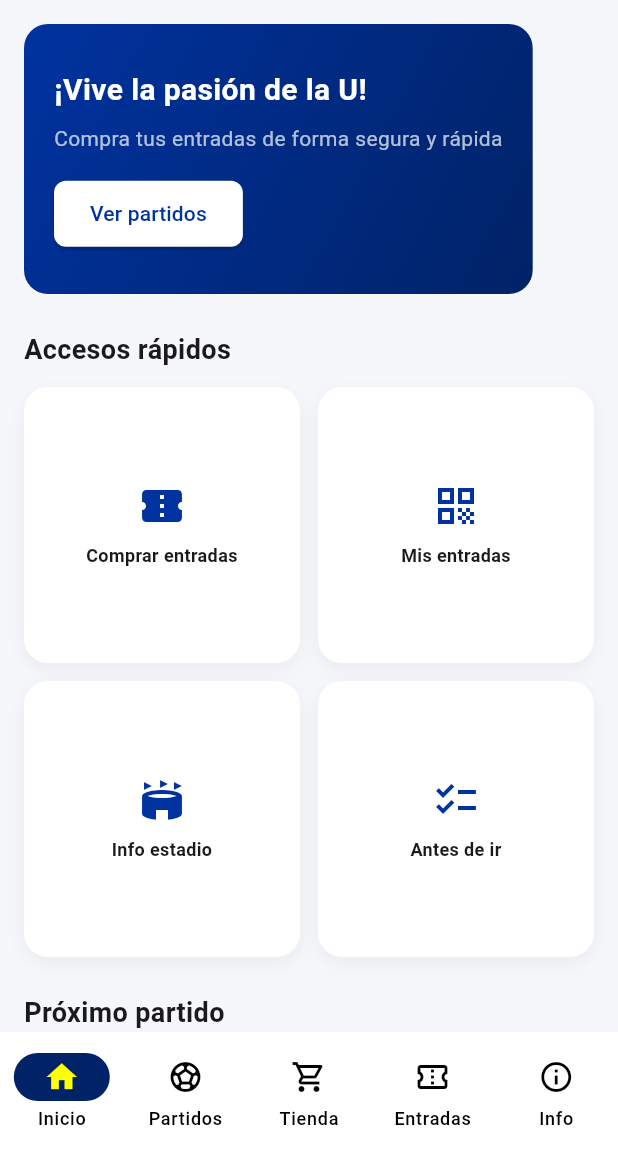
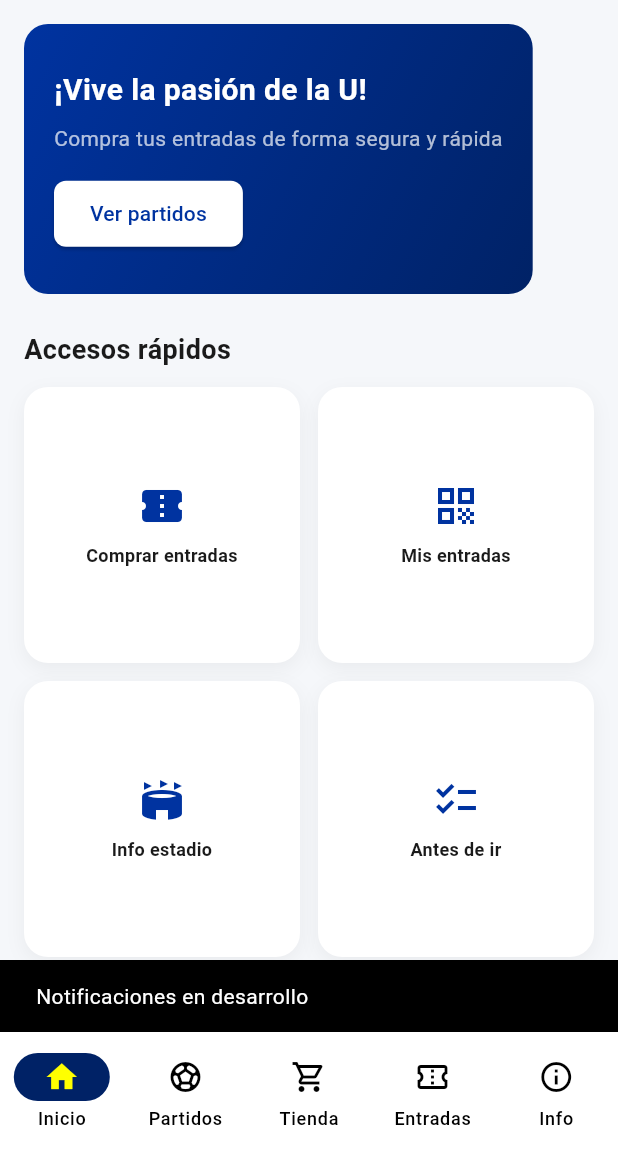
Before and after one commit to jjoseandrees/azulpass, a Flutter app: the screen it shows after launch, after a tap on the "notifications" icon, on a phone screen of 412 x 824 dp, the part 84-1236 px from its top. Run offline on Flutter 3.47's test engine with Material 3 defaults, Android fonts, the phone set to English and light mode, and no system bars; our stand-ins replace equatable, flutter_riverpod, get_it, go_router, injectable, riverpod_annotation; generated files the repository leaves out were written again.

Commit message:
feat: connect Home screen next match card to real matchesProvider data

```diff
--- a/azul_pass/lib/presentation/features/home/view/home_screen.dart
+++ b/azul_pass/lib/presentation/features/home/view/home_screen.dart
@@ -1,13 +1,18 @@
 import 'package:flutter/material.dart';
+import 'package:flutter_riverpod/flutter_riverpod.dart';
 import 'package:go_router/go_router.dart';
 import '../../../shared/widgets/quick_access_card.dart';
 import '../../../../core/theme/app_colors.dart';
+import '../../matches/viewmodel/matches_viewmodel.dart';
 
-class HomeScreen extends StatelessWidget {
+class HomeScreen extends ConsumerWidget {
   const HomeScreen({super.key});
 
   @override
-  Widget build(BuildContext context) {
+  Widget build(BuildContext context, WidgetRef ref) {
+
+    final matchesAsync = ref.watch(matchesProvider);
+
     return Scaffold(
       appBar: AppBar(
         title: const Text(
@@ -18,6 +23,9 @@ class HomeScreen extends StatelessWidget {
           IconButton(
             icon: const Icon(Icons.notifications_outlined),
             onPressed: () {
+              ScaffoldMessenger.of(context).showSnackBar(
+                const SnackBar(content: Text('Notificaciones en desarrollo')),
+              );
             },
           ),
         ],
@@ -27,34 +35,35 @@ class HomeScreen extends StatelessWidget {
         child: Column(
           crossAxisAlignment: CrossAxisAlignment.start,
           children: [
-            // Banner destacado
             _buildBanner(context),
             const SizedBox(height: 24),
-
-            // Accesos rápidos
-            const Text(
-              'Accesos rápidos',
-              style: TextStyle(
-                fontSize: 18,
-                fontWeight: FontWeight.bold,
-                color: AppColors.textPrimary,
-              ),
-            ),
+            const Text('Accesos rápidos', style: TextStyle(fontSize: 18, fontWeight: FontWeight.bold, color: AppColors.textPrimary),),
             const SizedBox(height: 12),
             _buildQuickAccessGrid(context),
             const SizedBox(height: 24),
 
-            // Próximo partido destacado
-            const Text(
-              'Próximo partido',
-              style: TextStyle(
-                fontSize: 18,
-                fontWeight: FontWeight.bold,
-                color: AppColors.textPrimary,
+            const Text('Próximo partido', style: TextStyle(fontSize: 18, fontWeight: FontWeight.bold, color: AppColors.textPrimary),),
+            const SizedBox(height: 12),
+
+            matchesAsync.when(
+              loading: () => const Center(
+                child: Padding(
+                  padding: EdgeInsets.all(32.0),
+                  child: CircularProgressIndicator(color: AppColors.primaryBlue,),
                 ),
               ),
-            const SizedBox(height: 12),
-            _buildNextMatchCard(context),
+              error: (err, _) => Container(
+                padding: const EdgeInsets.all(16),
+                decoration: BoxDecoration(color: AppColors.error.withValues(alpha: 0.1), borderRadius: BorderRadius.circular(12)),
+                child: Text('Error al cargar próximos partidos: $err', style: const TextStyle(color: AppColors.error)),
+              ),
+              data: (matches){
+                if (matches.isEmpty){
+                  return const _EmptyMatchesCard();
+                }
+                return _buildNextMatchCard(context, matches.first);
+              },
+            ),
           ],
         ),
       ),
@@ -140,18 +149,20 @@ class HomeScreen extends StatelessWidget {
     );
   }
 
-  Widget _buildNextMatchCard(BuildContext context) {
-    return Container(
+  // Cambia la firma para recibir el MatchEntity
+  Widget _buildNextMatchCard(BuildContext context, dynamic match) {
+    // Formateamos la fecha de forma elegante
+    final dateStr = '${match.matchDate.day} Oct ${match.matchDate.year} - ${match.matchDate.hour.toString().padLeft(2, '0')}:${match.matchDate.minute.toString().padLeft(2, '0')}';
+
+    return GestureDetector(
+      onTap: () => context.go('/partidos/${match.id}'),
+      child: Container(
         padding: const EdgeInsets.all(16),
         decoration: BoxDecoration(
           color: AppColors.surface,
           borderRadius: BorderRadius.circular(12),
           boxShadow: [
-          BoxShadow(
-            color: Colors.black.withValues(alpha: 0.05),
-            blurRadius: 10,
-            offset: const Offset(0, 4),
-          ),
+            BoxShadow(color: Colors.black.withValues(alpha: 0.05), blurRadius: 10, offset: const Offset(0, 4)),
           ],
         ),
         child: Row(
@@ -163,40 +174,46 @@ class HomeScreen extends StatelessWidget {
                 color: AppColors.primaryBlue.withValues(alpha: 0.1),
                 borderRadius: BorderRadius.circular(12),
               ),
-            child: const Icon(
-              Icons.sports_soccer,
-              color: AppColors.primaryBlue,
-              size: 32,
-            ),
+              child: const Icon(Icons.sports_soccer, color: AppColors.primaryBlue, size: 32),
             ),
             const SizedBox(width: 16),
-          const Expanded(
+            Expanded(
               child: Column(
                 crossAxisAlignment: CrossAxisAlignment.start,
                 children: [
                   Text(
-                  'U vs Everton',
-                  style: TextStyle(
-                    fontSize: 16,
-                    fontWeight: FontWeight.bold,
-                    color: AppColors.textPrimary,
+                    '${match.homeTeam} vs ${match.awayTeam}',
+                    style: const TextStyle(fontSize: 16, fontWeight: FontWeight.bold, color: AppColors.textPrimary),
                   ),
-                ),
-                SizedBox(height: 4),
+                  const SizedBox(height: 4),
                   Text(
-                  '26 Oct 2026 - 19:00',
-                  style: TextStyle(
-                    fontSize: 14,
-                    color: AppColors.textSecondary,
-                  ),
+                    dateStr,
+                    style: const TextStyle(fontSize: 14, color: AppColors.textSecondary),
                   ),
                 ],
               ),
             ),
-          IconButton(
-            icon: const Icon(Icons.chevron_right),
-            onPressed: () => context.go('/partidos'),
+            const Icon(Icons.chevron_right, color: AppColors.primaryBlue),
+          ],
         ),
+      ),
+    );
+  }
+}
+
+class _EmptyMatchesCard extends StatelessWidget {
+  const _EmptyMatchesCard();
+
+  @override
+  Widget build(BuildContext context) {
+    return Container(
+      padding: const EdgeInsets.all(16),
+      decoration: BoxDecoration(color: AppColors.surface, borderRadius: BorderRadius.circular(12)),
+      child: const Row(
+        children: [
+          Icon(Icons.calendar_today, color: AppColors.textSecondary),
+          SizedBox(width: 12),
+          Text('No hay partidos programados por ahora.', style: TextStyle(color: AppColors.textSecondary)),
           ],
         ),
       );
```
Lines whose indentation alone changed are shown as unchanged.
